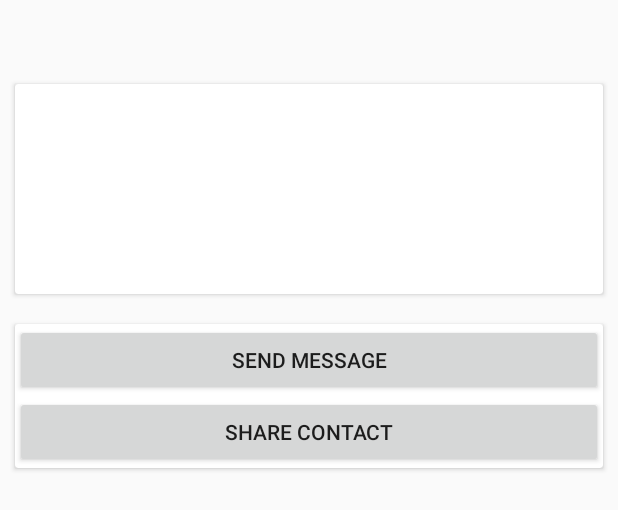
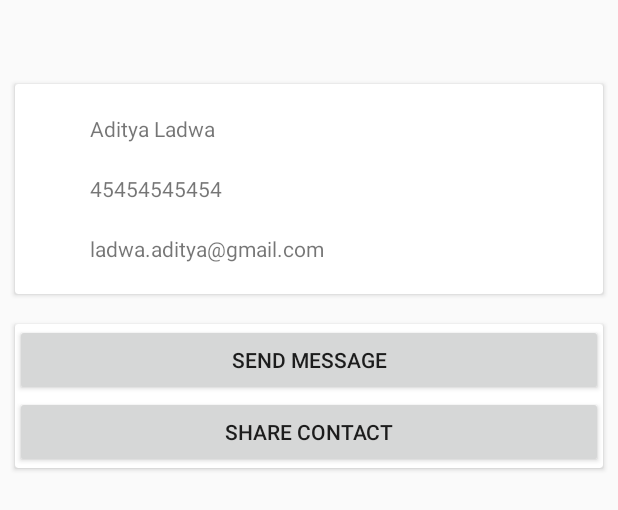
Before and after one commit to LadwaAditya/ContactManager, an Android app: the layout content_contact_detail.xml on its own in the app's theme, with its tools: preview values and no code run, on a phone screen of 412 x 824 dp. Shown: the top 510 px of the screen. Run offline under Robolectric (Android 15) with nearby library versions, the phone set to English and light mode, and no system bars; plain views replace IconicsImageView, SmoothProgressBar.

```diff
--- a/app/src/main/res/layout/activity_contact_detail.xml
+++ b/app/src/main/res/layout/activity_contact_detail.xml
@@ -6,6 +6,7 @@
     xmlns:tools="http://schemas.android.com/tools">
 
     <data>
+
         <variable
             name="viewmodel"
             type="com.example.aditya.gojek.ui.detail.ContactDetailViewModel"/>
@@ -33,7 +34,6 @@
                     android:layout_width="match_parent"
                     android:layout_height="match_parent"
                     android:scaleType="centerCrop"
-                    android:src="@mipmap/round"
                     app:imageUrl="@{viewmodel.profilePicUrl}"
                     app:layout_collapseMode="parallax"
                     />
--- a/app/src/main/res/layout/content_contact_detail.xml
+++ b/app/src/main/res/layout/content_contact_detail.xml
@@ -79,7 +79,8 @@
                             android:layout_width="wrap_content"
                             android:layout_height="wrap_content"
                             android:layout_marginLeft="@dimen/horizontal_margin_small"
-                            android:text="@{viewmodel.name}"/>
+                            android:text="@{viewmodel.name}"
+                            tools:text="Aditya Ladwa"/>
                     </LinearLayout>
 
                     <LinearLayout
@@ -101,7 +102,8 @@
                             android:layout_width="wrap_content"
                             android:layout_height="wrap_content"
                             android:layout_marginLeft="@dimen/horizontal_margin_small"
-                            android:text="@{viewmodel.phone}"/>
+                            android:text="@{viewmodel.phone ?? @string/loading}"
+                            tools:text="45454545454"/>
                     </LinearLayout>
 
                     <LinearLayout
@@ -123,7 +125,8 @@
                             android:layout_width="wrap_content"
                             android:layout_height="wrap_content"
                             android:layout_marginLeft="@dimen/horizontal_margin_small"
-                            android:text="@{viewmodel.email}"/>
+                            android:text="@{viewmodel.email ?? @string/loading}"
+                            tools:text="ladwa.aditya@gmail.com"/>
                     </LinearLayout>
                 </LinearLayout>
             </android.support.v7.widget.CardView>
```
Also changed, not shown: app/src/main/java/com/example/aditya/gojek/ui/detail/ContactDetailViewModel.java (+22 -4 lines), app/src/main/res/values/strings.xml (+8 -0 lines).
